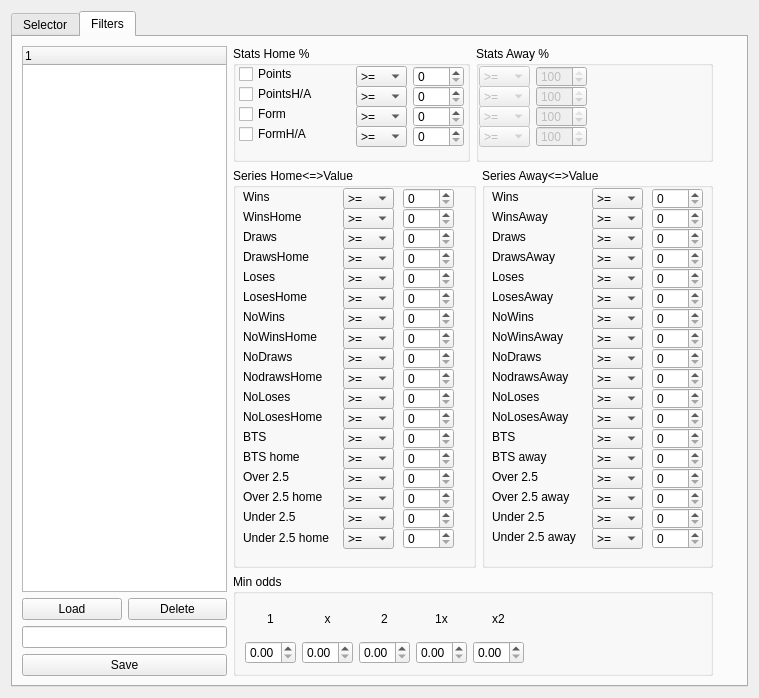
jacek-markowski/BetBoy, file data/ui/match_selector.ui: the form before one commit.
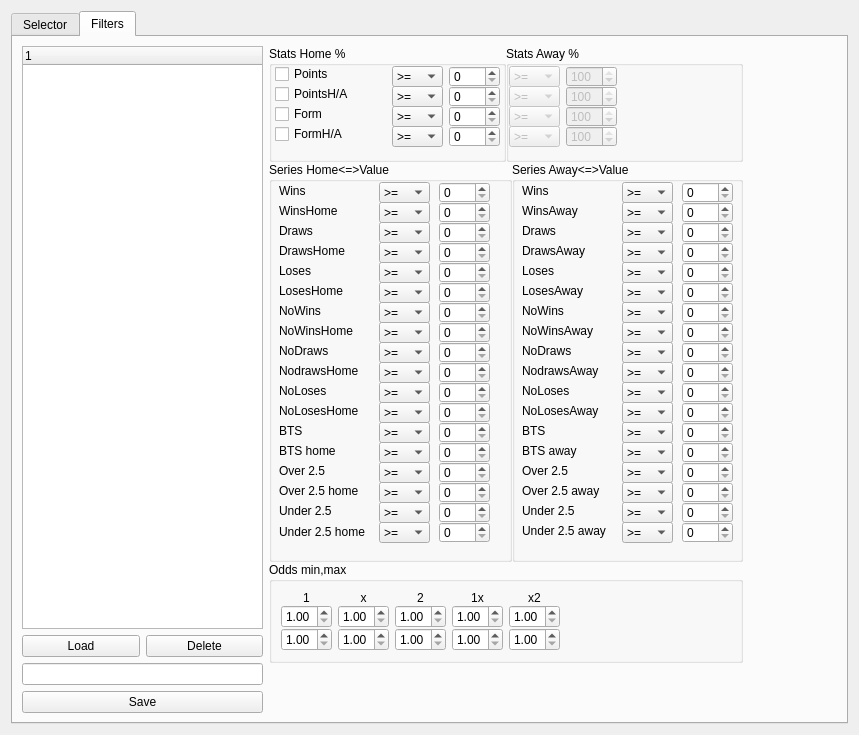
The form after the commit. The open tabs and pages were chosen to show the change. Icons and pictures are not drawn.

What changed in the file:
```diff
--- a/data/ui/match_selector.ui
+++ b/data/ui/match_selector.ui
@@ -6,8 +6,8 @@
    <rect>
     <x>0</x>
     <y>0</y>
-    <width>759</width>
-    <height>698</height>
+    <width>859</width>
+    <height>735</height>
    </rect>
   </property>
   <property name="windowTitle">
@@ -194,6 +194,9 @@
        </item>
        <item>
         <layout class="QVBoxLayout" name="verticalLayout_7">
+         <property name="spacing">
+          <number>0</number>
+         </property>
          <item>
           <layout class="QVBoxLayout" name="verticalLayout_4">
            <item>
@@ -3913,14 +3916,29 @@
             <layout class="QVBoxLayout" name="verticalLayout_2">
              <item>
               <widget class="QGroupBox" name="groupBox_5">
+               <property name="sizePolicy">
+                <sizepolicy hsizetype="Preferred" vsizetype="Maximum">
+                 <horstretch>0</horstretch>
+                 <verstretch>0</verstretch>
+                </sizepolicy>
+               </property>
                <property name="title">
-                <string>Min odds</string>
+                <string>Odds min,max</string>
                </property>
                <layout class="QHBoxLayout" name="horizontalLayout_5">
                 <item>
                  <layout class="QVBoxLayout" name="verticalLayout_13">
+                  <property name="spacing">
+                   <number>0</number>
+                  </property>
                   <item>
                    <widget class="QLabel" name="label_22">
+                    <property name="sizePolicy">
+                     <sizepolicy hsizetype="Preferred" vsizetype="Maximum">
+                      <horstretch>0</horstretch>
+                      <verstretch>0</verstretch>
+                     </sizepolicy>
+                    </property>
                     <property name="maximumSize">
                      <size>
                       <width>51</width>
@@ -3943,6 +3961,9 @@
                       <height>16777215</height>
                      </size>
                     </property>
+                    <property name="minimum">
+                     <double>1.000000000000000</double>
+                    </property>
                     <property name="maximum">
                      <double>20.000000000000000</double>
                     </property>
@@ -3951,12 +3972,37 @@
                     </property>
                    </widget>
                   </item>
+                  <item>
+                   <widget class="QDoubleSpinBox" name="spin_odd_1_max">
+                    <property name="maximumSize">
+                     <size>
+                      <width>51</width>
+                      <height>16777215</height>
+                     </size>
+                    </property>
+                    <property name="minimum">
+                     <double>1.000000000000000</double>
+                    </property>
+                    <property name="singleStep">
+                     <double>0.010000000000000</double>
+                    </property>
+                   </widget>
+                  </item>
                  </layout>
                 </item>
                 <item>
                  <layout class="QVBoxLayout" name="verticalLayout_17">
+                  <property name="spacing">
+                   <number>0</number>
+                  </property>
                   <item>
                    <widget class="QLabel" name="label_23">
+                    <property name="sizePolicy">
+                     <sizepolicy hsizetype="Preferred" vsizetype="Maximum">
+                      <horstretch>0</horstretch>
+                      <verstretch>0</verstretch>
+                     </sizepolicy>
+                    </property>
                     <property name="maximumSize">
                      <size>
                       <width>51</width>
@@ -3979,6 +4025,9 @@
                       <height>16777215</height>
                      </size>
                     </property>
+                    <property name="minimum">
+                     <double>1.000000000000000</double>
+                    </property>
                     <property name="maximum">
                      <double>20.000000000000000</double>
                     </property>
@@ -3987,12 +4036,37 @@
                     </property>
                    </widget>
                   </item>
+                  <item>
+                   <widget class="QDoubleSpinBox" name="spin_odd_x_max">
+                    <property name="maximumSize">
+                     <size>
+                      <width>51</width>
+                      <height>16777215</height>
+                     </size>
+                    </property>
+                    <property name="minimum">
+                     <double>1.000000000000000</double>
+                    </property>
+                    <property name="singleStep">
+                     <double>0.010000000000000</double>
+                    </property>
+                   </widget>
+                  </item>
                  </layout>
                 </item>
                 <item>
                  <layout class="QVBoxLayout" name="verticalLayout_31">
+                  <property name="spacing">
+                   <number>0</number>
+                  </property>
                   <item>
                    <widget class="QLabel" name="label_25">
+                    <property name="sizePolicy">
+                     <sizepolicy hsizetype="Preferred" vsizetype="Maximum">
+                      <horstretch>0</horstretch>
+                      <verstretch>0</verstretch>
+                     </sizepolicy>
+                    </property>
                     <property name="maximumSize">
                      <size>
                       <width>51</width>
@@ -4015,6 +4089,9 @@
                       <height>16777215</height>
                      </size>
                     </property>
+                    <property name="minimum">
+                     <double>1.000000000000000</double>
+                    </property>
                     <property name="maximum">
                      <double>20.000000000000000</double>
                     </property>
@@ -4023,12 +4100,37 @@
                     </property>
                    </widget>
                   </item>
+                  <item>
+                   <widget class="QDoubleSpinBox" name="spin_odd_2_max">
+                    <property name="maximumSize">
+                     <size>
+                      <width>51</width>
+                      <height>16777215</height>
+                     </size>
+                    </property>
+                    <property name="minimum">
+                     <double>1.000000000000000</double>
+                    </property>
+                    <property name="singleStep">
+                     <double>0.010000000000000</double>
+                    </property>
+                   </widget>
+                  </item>
                  </layout>
                 </item>
                 <item>
                  <layout class="QVBoxLayout" name="verticalLayout_32">
+                  <property name="spacing">
+                   <number>0</number>
+                  </property>
                   <item>
                    <widget class="QLabel" name="label_26">
+                    <property name="sizePolicy">
+                     <sizepolicy hsizetype="Preferred" vsizetype="Maximum">
+                      <horstretch>0</horstretch>
+                      <verstretch>0</verstretch>
+                     </sizepolicy>
+                    </property>
                     <property name="maximumSize">
                      <size>
                       <width>51</width>
@@ -4051,6 +4153,9 @@
                       <height>16777215</height>
                      </size>
                     </property>
+                    <property name="minimum">
+                     <double>1.000000000000000</double>
+                    </property>
                     <property name="maximum">
                      <double>20.000000000000000</double>
                     </property>
@@ -4059,15 +4164,40 @@
                     </property>
                    </widget>
                   </item>
+                  <item>
+                   <widget class="QDoubleSpinBox" name="spin_odd_1x_max">
+                    <property name="maximumSize">
+                     <size>
+                      <width>51</width>
+                      <height>16777215</height>
+                     </size>
+                    </property>
+                    <property name="minimum">
+                     <double>1.000000000000000</double>
+                    </property>
+                    <property name="singleStep">
+                     <double>0.010000000000000</double>
+                    </property>
+                   </widget>
+                  </item>
                  </layout>
                 </item>
                 <item>
                  <layout class="QVBoxLayout" name="verticalLayout_33">
+                  <property name="spacing">
+                   <number>0</number>
+                  </property>
                   <property name="sizeConstraint">
                    <enum>QLayout::SetDefaultConstraint</enum>
                   </property>
                   <item>
                    <widget class="QLabel" name="label_27">
+                    <property name="sizePolicy">
+                     <sizepolicy hsizetype="Preferred" vsizetype="Maximum">
+                      <horstretch>0</horstretch>
+                      <verstretch>0</verstretch>
+                     </sizepolicy>
+                    </property>
                     <property name="maximumSize">
                      <size>
                       <width>51</width>
@@ -4090,6 +4220,9 @@
                       <height>16777215</height>
                      </size>
                     </property>
+                    <property name="minimum">
+                     <double>1.000000000000000</double>
+                    </property>
                     <property name="maximum">
                      <double>20.000000000000000</double>
                     </property>
@@ -4098,6 +4231,22 @@
                     </property>
                    </widget>
                   </item>
+                  <item>
+                   <widget class="QDoubleSpinBox" name="spin_odd_x2_max">
+                    <property name="maximumSize">
+                     <size>
+                      <width>51</width>
+                      <height>16777215</height>
+                     </size>
+                    </property>
+                    <property name="minimum">
+                     <double>1.000000000000000</double>
+                    </property>
+                    <property name="singleStep">
+                     <double>0.010000000000000</double>
+                    </property>
+                   </widget>
+                  </item>
                  </layout>
                 </item>
                 <item>
@@ -4116,6 +4265,19 @@
                </layout>
               </widget>
              </item>
+             <item>
+              <spacer name="verticalSpacer_2">
+               <property name="orientation">
+                <enum>Qt::Vertical</enum>
+               </property>
+               <property name="sizeHint" stdset="0">
+                <size>
+                 <width>20</width>
+                 <height>40</height>
+                </size>
+               </property>
+              </spacer>
+             </item>
             </layout>
            </item>
           </layout>
```
Left out of the diff: 10 changed lines with no effect on the pictures.
